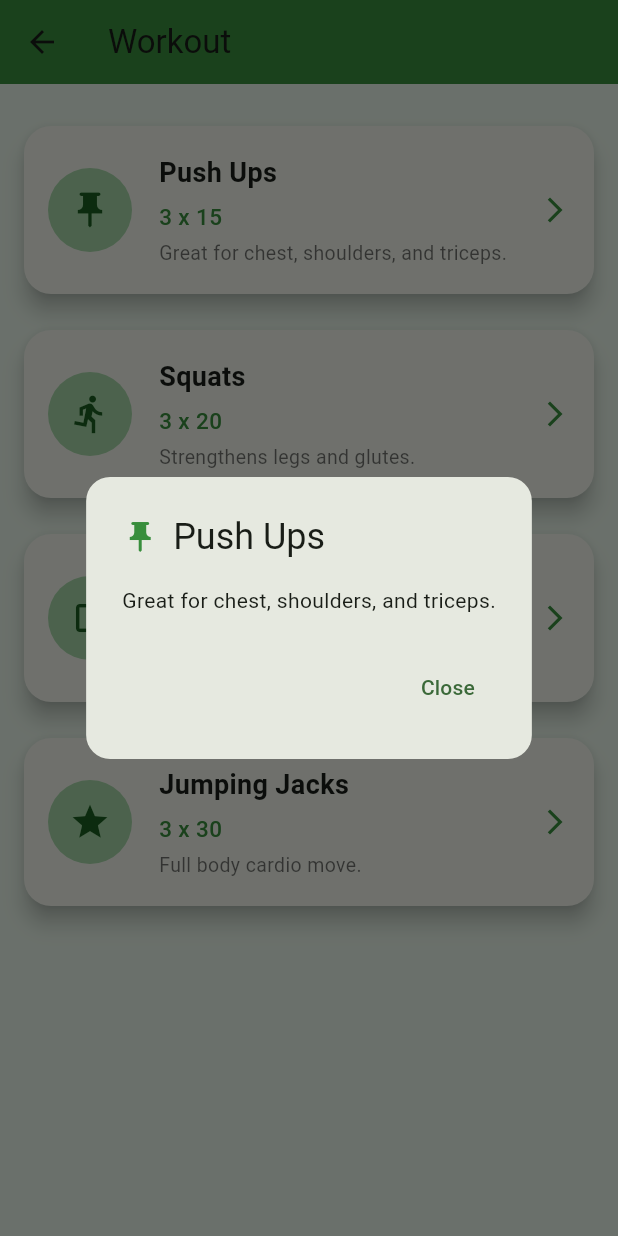
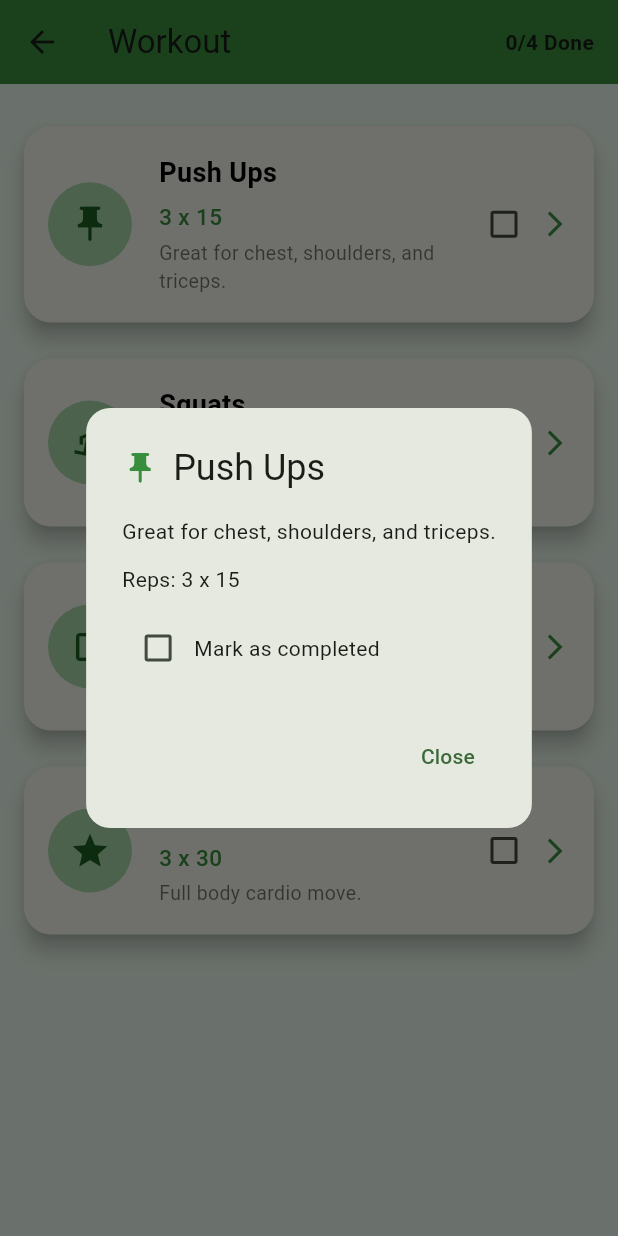
Before and after one commit to lujamanandhar/FYP, a Flutter app: the WorkoutPage screen opened directly, after a tap on "Push Ups", on a phone screen of 412 x 824 dp. Run offline on Flutter 3.47's test engine with Material 3 defaults, Android fonts, the phone set to English and light mode, and no system bars.

Commit message:
practices workout page

```diff
--- a/nutrilift/lib/workout.dart
+++ b/nutrilift/lib/workout.dart
@@ -1,42 +1,117 @@
 import 'package:flutter/material.dart';
 
-class WorkoutPage extends StatelessWidget {
+class WorkoutPage extends StatefulWidget {
   const WorkoutPage({super.key});
 
   @override
-  Widget build(BuildContext context) {
-    final workouts = [
+  State<WorkoutPage> createState() => _WorkoutPageState();
+}
+
+class _WorkoutPageState extends State<WorkoutPage> {
+  final List<Map<String, dynamic>> workouts = [
     {
       'name': 'Push Ups',
       'reps': '3 x 15',
       'desc': 'Great for chest, shoulders, and triceps.',
       'icon': Icons.push_pin,
+      'completed': false,
     },
     {
       'name': 'Squats',
       'reps': '3 x 20',
       'desc': 'Strengthens legs and glutes.',
       'icon': Icons.directions_run,
+      'completed': false,
     },
     {
       'name': 'Plank',
       'reps': '3 x 1 min',
       'desc': 'Core stability exercise.',
       'icon': Icons.crop_square,
+      'completed': false,
     },
     {
       'name': 'Jumping Jacks',
       'reps': '3 x 30',
       'desc': 'Full body cardio move.',
       'icon': Icons.star,
+      'completed': false,
     },
   ];
+
+  void toggleCompleted(int index) {
+    setState(() {
+      workouts[index]['completed'] = !(workouts[index]['completed'] as bool);
+    });
+  }
+
+  void showDetails(int index) {
+    final workout = workouts[index];
+    showDialog(
+      context: context,
+      builder: (_) => AlertDialog(
+        shape: RoundedRectangleBorder(
+          borderRadius: BorderRadius.circular(16),
+        ),
+        title: Row(
+          children: [
+            Icon(workout['icon'] as IconData, color: Colors.green[700]),
+            const SizedBox(width: 10),
+            Text(workout['name'] as String),
+          ],
+        ),
+        content: Column(
+          mainAxisSize: MainAxisSize.min,
+          crossAxisAlignment: CrossAxisAlignment.start,
+          children: [
+            Text(workout['desc'] as String),
+            const SizedBox(height: 12),
+            Text('Reps: ${workout['reps']}'),
+            const SizedBox(height: 12),
+            Row(
+              children: [
+                Checkbox(
+                  value: workout['completed'] as bool,
+                  onChanged: (_) {
+                    Navigator.pop(context);
+                    toggleCompleted(index);
+                  },
+                ),
+                const Text('Mark as completed'),
+              ],
+            ),
+          ],
+        ),
+        actions: [
+          TextButton(
+            child: const Text('Close'),
+            onPressed: () => Navigator.pop(context),
+          ),
+        ],
+      ),
+    );
+  }
+
+  @override
+  Widget build(BuildContext context) {
+    int completedCount = workouts.where((w) => w['completed'] as bool).length;
 
     return Scaffold(
       appBar: AppBar(
         title: const Text('Workout'),
         backgroundColor: Colors.green[700],
         elevation: 0,
+        actions: [
+          Padding(
+            padding: const EdgeInsets.symmetric(horizontal: 16),
+            child: Center(
+              child: Text(
+                '$completedCount/${workouts.length} Done',
+                style: const TextStyle(fontWeight: FontWeight.bold),
+              ),
+            ),
+          ),
+        ],
       ),
       body: Container(
         color: Colors.green[50],
@@ -53,38 +128,23 @@ class WorkoutPage extends StatelessWidget {
               margin: const EdgeInsets.symmetric(vertical: 12),
               child: InkWell(
                 borderRadius: BorderRadius.circular(18),
-                onTap: () {
-                  showDialog(
-                    context: context,
-                    builder: (_) => AlertDialog(
-                      shape: RoundedRectangleBorder(
-                        borderRadius: BorderRadius.circular(16),
-                      ),
-                      title: Row(
-                        children: [
-                          Icon(workout['icon'] as IconData, color: Colors.green[700]),
-                          const SizedBox(width: 10),
-                          Text(workout['name'] as String),
-                        ],
-                      ),
-                      content: Text(workout['desc'] as String),
-                      actions: [
-                        TextButton(
-                          child: const Text('Close'),
-                          onPressed: () => Navigator.pop(context),
-                        ),
-                      ],
-                    ),
-                  );
-                },
+                onTap: () => showDetails(index),
                 child: Padding(
                   padding: const EdgeInsets.symmetric(vertical: 18, horizontal: 16),
                   child: Row(
                     children: [
                       CircleAvatar(
                         radius: 28,
-                        backgroundColor: Colors.green[200],
-                        child: Icon(workout['icon'] as IconData, color: Colors.green[900], size: 28),
+                        backgroundColor: workout['completed'] as bool
+                            ? Colors.green[400]
+                            : Colors.green[200],
+                        child: Icon(
+                          workout['icon'] as IconData,
+                          color: workout['completed'] as bool
+                              ? Colors.white
+                              : Colors.green[900],
+                          size: 28,
+                        ),
                       ),
                       const SizedBox(width: 18),
                       Expanded(
@@ -93,9 +153,15 @@ class WorkoutPage extends StatelessWidget {
                           children: [
                             Text(
                               workout['name'] as String,
-                              style: const TextStyle(
+                              style: TextStyle(
                                 fontWeight: FontWeight.bold,
                                 fontSize: 18,
+                                decoration: workout['completed'] as bool
+                                    ? TextDecoration.lineThrough
+                                    : null,
+                                color: workout['completed'] as bool
+                                    ? Colors.green[700]
+                                    : Colors.black,
                               ),
                             ),
                             const SizedBox(height: 6),
@@ -118,6 +184,11 @@ class WorkoutPage extends StatelessWidget {
                           ],
                         ),
                       ),
+                      Checkbox(
+                        value: workout['completed'] as bool,
+                        onChanged: (_) => toggleCompleted(index),
+                        activeColor: Colors.green[700],
+                      ),
                       Icon(Icons.arrow_forward_ios, size: 20, color: Colors.green[700]),
                     ],
                   ),
```
Lines whose indentation alone changed are shown as unchanged.
